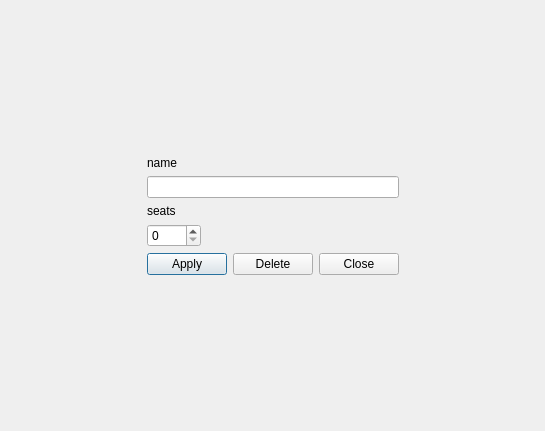
First picture: the form in dialogs/editAircraftDialog.ui, repository FFH255/flights, before the edit.
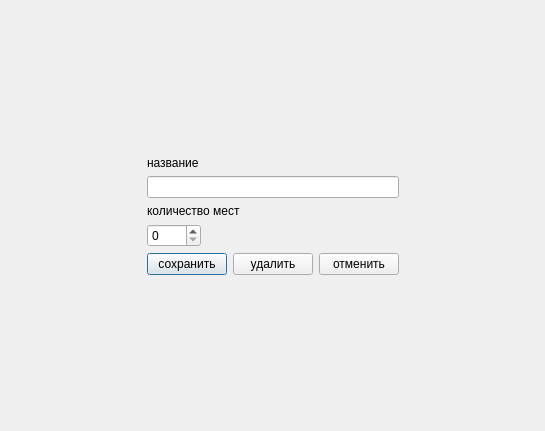
Second picture: the form after the edit.

Patch:
```diff
--- a/dialogs/editAircraftDialog.ui
+++ b/dialogs/editAircraftDialog.ui
@@ -47,7 +47,7 @@
        <item>
         <widget class="QLabel" name="label">
          <property name="text">
-          <string>name</string>
+          <string>название</string>
          </property>
         </widget>
        </item>
@@ -61,7 +61,7 @@
        <item>
         <widget class="QLabel" name="label_2">
          <property name="text">
-          <string>seats</string>
+          <string>количество мест</string>
          </property>
         </widget>
        </item>
@@ -96,21 +96,21 @@
        <item>
         <widget class="QPushButton" name="applyPushButton">
          <property name="text">
-          <string>Apply</string>
+          <string>сохранить</string>
          </property>
         </widget>
        </item>
        <item>
         <widget class="QPushButton" name="deletePushButton">
          <property name="text">
-          <string>Delete</string>
+          <string>удалить</string>
          </property>
         </widget>
        </item>
        <item>
         <widget class="QPushButton" name="closePushButton">
          <property name="text">
-          <string>Close</string>
+          <string>отменить</string>
          </property>
         </widget>
        </item>
```
